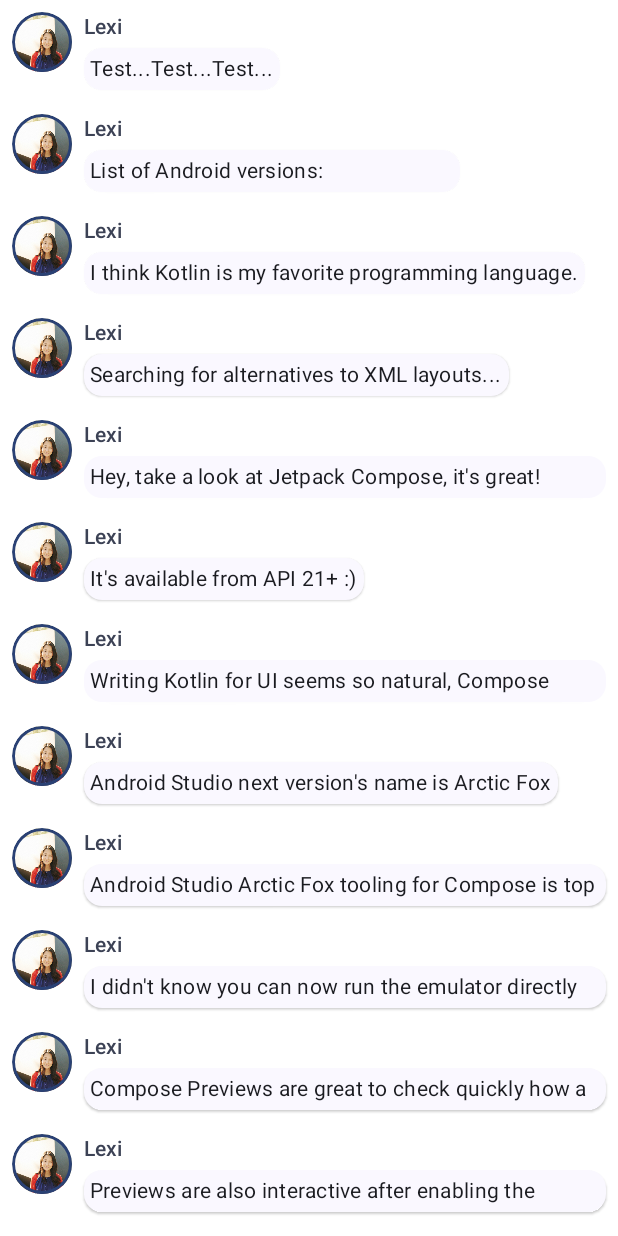
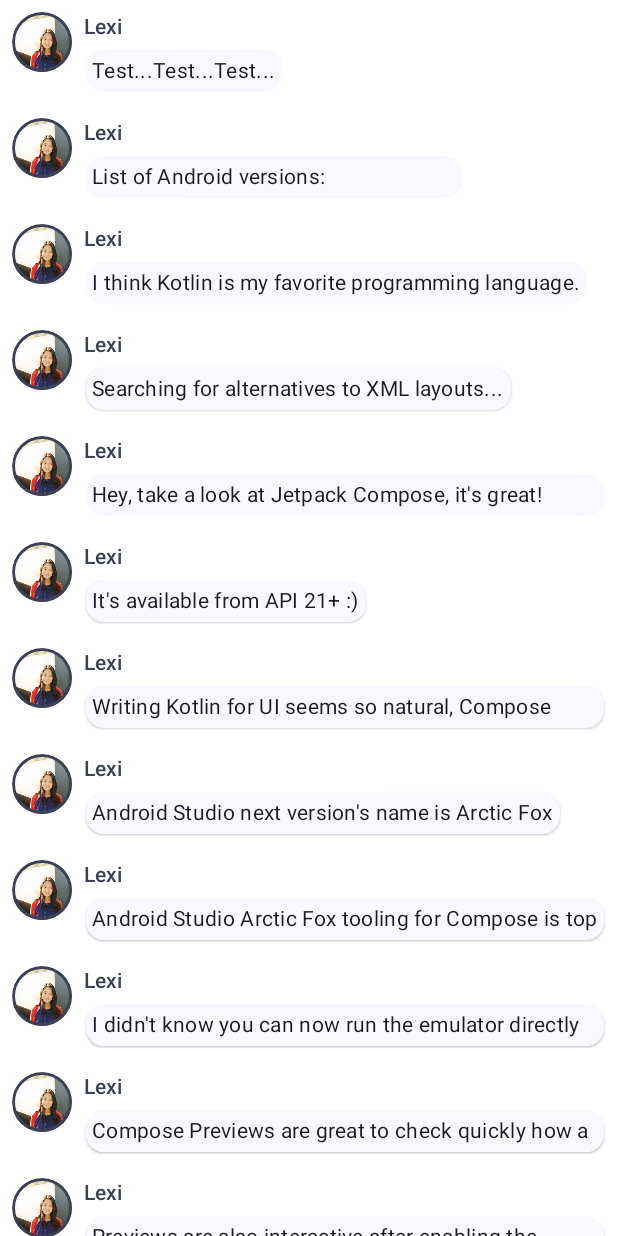
Before and after one commit to Aapo2001/Mobile_Computing_HW, an Android app built with Jetpack Compose: the @Preview function PreviewConversation, on a phone screen of 412 x 824 dp. Run offline under Robolectric (Android 15) with nearby library versions, the phone set to English and light mode, and no system bars.

Commit message:
some fixes

```diff
--- a/app/build.gradle.kts
+++ b/app/build.gradle.kts
@@ -63,6 +63,7 @@ dependencies {
     implementation(platform("androidx.compose:compose-bom:2023.08.00"))
     implementation("androidx.navigation:navigation-runtime-ktx:2.7.6")
     implementation("androidx.navigation:navigation-compose:2.7.6")
+    implementation("io.coil-kt:coil-compose:2.5.0")
     testImplementation("junit:junit:4.13.2")
     androidTestImplementation("androidx.test.ext:junit:1.1.5")
     androidTestImplementation("androidx.test.espresso:espresso-core:3.5.1")
--- a/app/src/main/java/com/example/myapplication/Conversation.kt
+++ b/app/src/main/java/com/example/myapplication/Conversation.kt
@@ -1,5 +1,7 @@
 package com.example.myapplication
 
+import androidx.compose.animation.animateColorAsState
+import androidx.compose.animation.animateContentSize
 import androidx.compose.foundation.Image
 import androidx.compose.foundation.border
 import androidx.compose.foundation.clickable
@@ -91,14 +93,17 @@ fun MessageCard(msg: Message) {
             modifier = Modifier
                 .size(40.dp)
                 .clip(CircleShape)
-                .border(1.5.dp, MaterialTheme.colorScheme.primary, CircleShape)
+                .border(1.5.dp, MaterialTheme.colorScheme.secondary, CircleShape)
         )
         Spacer(modifier = Modifier.width(8.dp))
 
         // We keep track if the message is expanded or not in this
         // variable
         var isExpanded by remember { mutableStateOf(false) }
-
+        val surfaceColor by animateColorAsState(
+            if (isExpanded) MaterialTheme.colorScheme.primary else MaterialTheme.colorScheme.surface,
+            label = "",
+        )
         // We toggle the isExpanded variable when we click on this Column
         Column(modifier = Modifier.clickable { isExpanded = !isExpanded }) {
             Text(
@@ -112,6 +117,10 @@ fun MessageCard(msg: Message) {
             Surface(
                 shape = MaterialTheme.shapes.medium,
                 shadowElevation = 1.dp,
+                color = surfaceColor,
+                modifier = Modifier
+                    .animateContentSize()
+                    .padding(1.dp)
             ) {
                 Text(
                     text = msg.body,
--- a/app/src/main/java/com/example/myapplication/MainActivity.kt
+++ b/app/src/main/java/com/example/myapplication/MainActivity.kt
@@ -14,6 +14,7 @@ import androidx.compose.material3.Surface
 import androidx.compose.material3.TopAppBar
 import androidx.compose.runtime.Composable
 import androidx.compose.ui.Modifier
+import androidx.compose.ui.platform.LocalContext
 import androidx.compose.ui.tooling.preview.Preview
 import androidx.navigation.compose.rememberNavController
 import com.example.myapplication.ui.theme.MyApplicationTheme
@@ -33,9 +34,12 @@ class MainActivity : ComponentActivity() {
 fun MyApp(){
     MyApplicationTheme {
         val navController = rememberNavController()
+        val context = LocalContext.current
+        val imageSaver = ImageSaver(context = context, context.contentResolver)
         MyAppNavHost(
             navController = navController,
-            modifier = Modifier
+            modifier = Modifier,
+            imageSaver = imageSaver
         )
     }
 }
--- a/app/src/main/java/com/example/myapplication/MyAppNavHost.kt
+++ b/app/src/main/java/com/example/myapplication/MyAppNavHost.kt
@@ -11,7 +11,8 @@ import androidx.navigation.compose.composable
 
 @Composable
 fun MyAppNavHost(    navController: NavHostController,
-                     modifier: Modifier = Modifier
+                     modifier: Modifier = Modifier,
+                     imageSaver: ImageSaver
 ){
     NavHost(
         navController = navController,
@@ -21,7 +22,7 @@ fun MyAppNavHost(    navController: NavHostController,
         composable(Home.route) {
             HomeScreen(modifier, onclick = {navController.navigateSingleTopTo(Profile.route)}) }
         composable(Profile.route){
-            ProfileScreen(modifier, onclick = {navController.navigateSingleTopTo(Home.route)})
+            ProfileScreen(modifier, onclick = {navController.navigateSingleTopTo(Home.route)}, imageSaver)
         }
 
     }
```
Also changed, not shown: app/src/main/java/com/example/myapplication/ImageSaver.kt (added, +35 -0 lines), app/src/main/java/com/example/myapplication/ProfileScreen.kt (+20 -1 lines).
